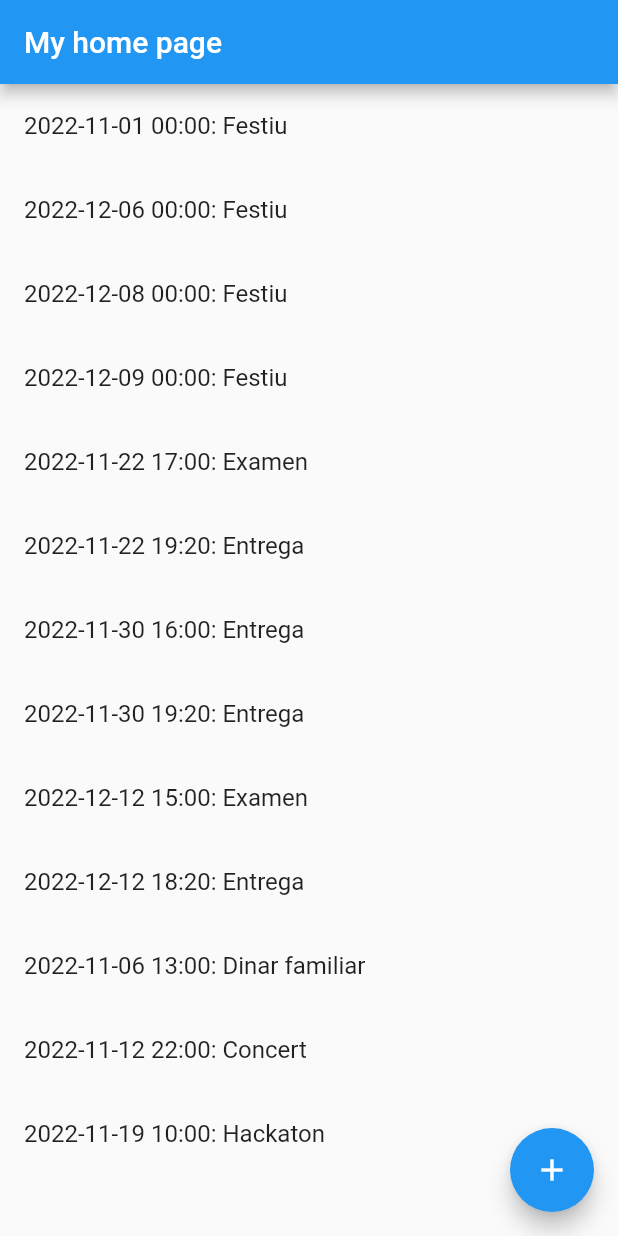
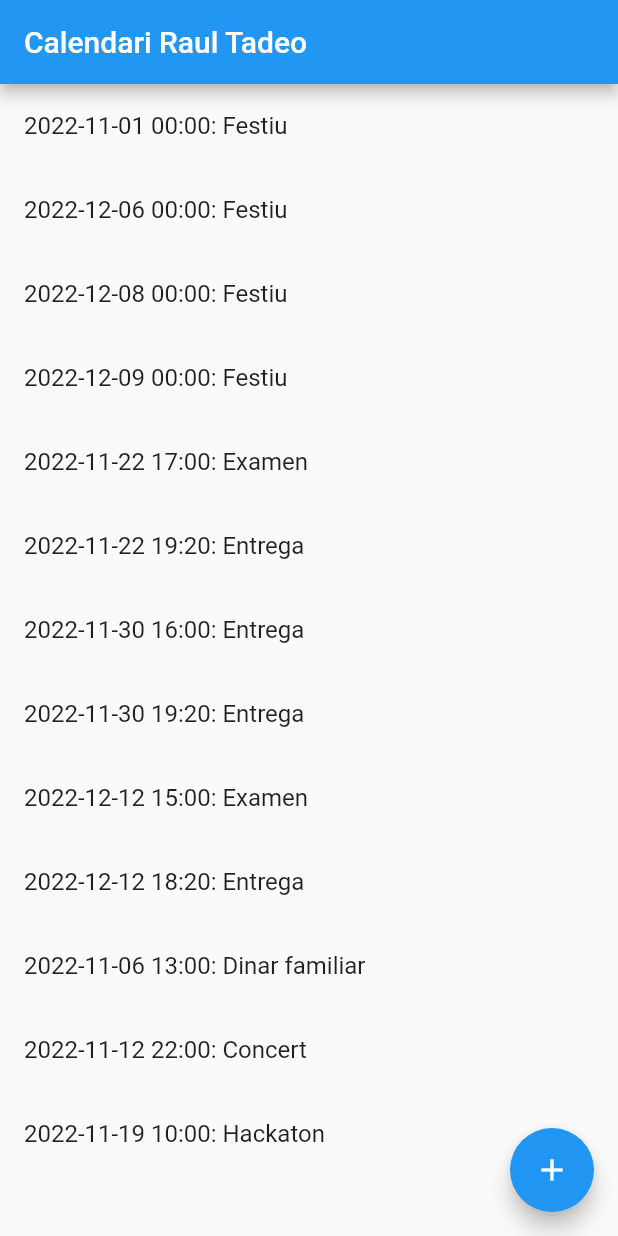
Before and after one commit to PixelPro09/examen_calendari-Raul_Tadeo, a Flutter app: the screen it shows after launch, on a phone screen of 412 x 824 dp. Run offline on Flutter 3.47's test engine with Material 2 defaults, Android fonts, the phone set to English and light mode, and no system bars.

Commit message:
Titulos cambiados, aun funciona(parece)

```diff
--- a/lib/editar_esdeveniment.dart
+++ b/lib/editar_esdeveniment.dart
@@ -15,7 +15,7 @@ class _EditarEsdevenimentFormState extends State<EditarEsdevenimentForm> {
   @override
   Widget build(BuildContext context) {
     return Scaffold(
-      appBar: AppBar(title: const Text("Edició esdeveniment"),),
+      appBar: AppBar(title: const Text("Calendari Raul Tadeo"),),
       body: Column(
         children: [
           Row(children: [
--- a/lib/main.dart
+++ b/lib/main.dart
@@ -17,7 +17,7 @@ class MyApp extends StatelessWidget {
         primarySwatch: Colors.blue,
       ),
       home: MyHomePage(
-        title: "My home page",
+        title: "Calendari Raul Tadeo",
       ),
     );
   }
```
